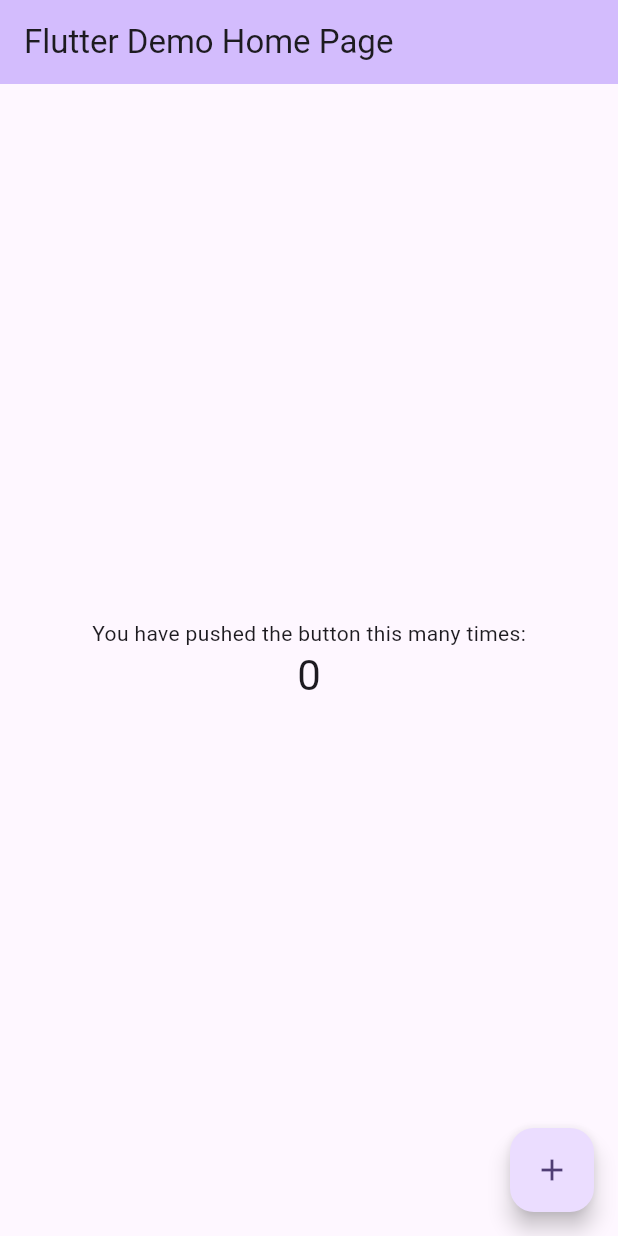
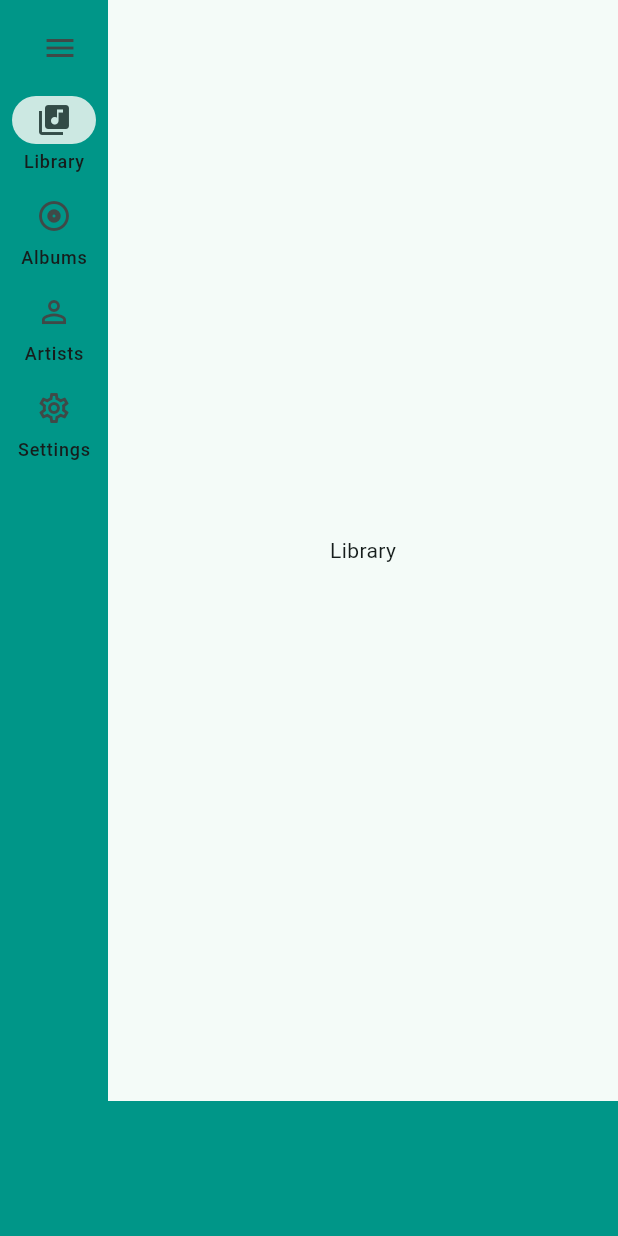
Before and after one commit to jpangestu/nordplayer, a Flutter app: the screen it shows after launch, on a phone screen of 412 x 824 dp. Run offline on Flutter 3.47's test engine with Material 3 defaults, Android fonts, the phone set to English and light mode, and no system bars.

Commit message:
Add app base layout

```diff
--- a/lib/main.dart
+++ b/lib/main.dart
@@ -1,4 +1,5 @@
 import 'package:flutter/material.dart';
+import 'package:nordplayer/pages/main_page.dart';
 
 void main() {
   runApp(const NordplayerApp());
@@ -7,116 +8,12 @@ void main() {
 class NordplayerApp extends StatelessWidget {
   const NordplayerApp({super.key});
 
-  // This widget is the root of your application.
   @override
   Widget build(BuildContext context) {
     return MaterialApp(
-      title: 'Flutter Demo',
-      theme: ThemeData(
-        // This is the theme of your application.
-        //
-        // TRY THIS: Try running your application with "flutter run". You'll see
-        // the application has a purple toolbar. Then, without quitting the app,
-        // try changing the seedColor in the colorScheme below to Colors.green
-        // and then invoke "hot reload" (save your changes or press the "hot
-        // reload" button in a Flutter-supported IDE, or press "r" if you used
-        // the command line to start the app).
-        //
-        // Notice that the counter didn't reset back to zero; the application
-        // state is not lost during the reload. To reset the state, use hot
-        // restart instead.
-        //
-        // This works for code too, not just values: Most code changes can be
-        // tested with just a hot reload.
-        colorScheme: .fromSeed(seedColor: Colors.deepPurple),
-      ),
-      home: const MyHomePage(title: 'Flutter Demo Home Page'),
+      title: 'Nordplayer',
+      theme: ThemeData(colorScheme: .fromSeed(seedColor: Colors.teal)),
+      home: const MainPage(),
     );
   }
 }
-
-class MyHomePage extends StatefulWidget {
-  const MyHomePage({super.key, required this.title});
-
-  // This widget is the home page of your application. It is stateful, meaning
-  // that it has a State object (defined below) that contains fields that affect
-  // how it looks.
-
-  // This class is the configuration for the state. It holds the values (in this
-  // case the title) provided by the parent (in this case the App widget) and
-  // used by the build method of the State. Fields in a Widget subclass are
-  // always marked "final".
-
-  final String title;
-
-  @override
-  State<MyHomePage> createState() => _MyHomePageState();
-}
-
-class _MyHomePageState extends State<MyHomePage> {
-  int _counter = 0;
-
-  void _incrementCounter() {
-    setState(() {
-      // This call to setState tells the Flutter framework that something has
-      // changed in this State, which causes it to rerun the build method below
-      // so that the display can reflect the updated values. If we changed
-      // _counter without calling setState(), then the build method would not be
-      // called again, and so nothing would appear to happen.
-      _counter++;
-    });
-  }
-
-  @override
-  Widget build(BuildContext context) {
-    // This method is rerun every time setState is called, for instance as done
-    // by the _incrementCounter method above.
-    //
-    // The Flutter framework has been optimized to make rerunning build methods
-    // fast, so that you can just rebuild anything that needs updating rather
-    // than having to individually change instances of widgets.
-    return Scaffold(
-      appBar: AppBar(
-        // TRY THIS: Try changing the color here to a specific color (to
-        // Colors.amber, perhaps?) and trigger a hot reload to see the AppBar
-        // change color while the other colors stay the same.
-        backgroundColor: Theme.of(context).colorScheme.inversePrimary,
-        // Here we take the value from the MyHomePage object that was created by
-        // the App.build method, and use it to set our appbar title.
-        title: Text(widget.title),
-      ),
-      body: Center(
-        // Center is a layout widget. It takes a single child and positions it
-        // in the middle of the parent.
-        child: Column(
-          // Column is also a layout widget. It takes a list of children and
-          // arranges them vertically. By default, it sizes itself to fit its
-          // children horizontally, and tries to be as tall as its parent.
-          //
-          // Column has various properties to control how it sizes itself and
-          // how it positions its children. Here we use mainAxisAlignment to
-          // center the children vertically; the main axis here is the vertical
-          // axis because Columns are vertical (the cross axis would be
-          // horizontal).
-          //
-          // TRY THIS: Invoke "debug painting" (choose the "Toggle Debug Paint"
-          // action in the IDE, or press "p" in the console), to see the
-          // wireframe for each widget.
-          mainAxisAlignment: .center,
-          children: [
-            const Text('You have pushed the button this many times:'),
-            Text(
-              '$_counter',
-              style: Theme.of(context).textTheme.headlineMedium,
-            ),
-          ],
-        ),
-      ),
-      floatingActionButton: FloatingActionButton(
-        onPressed: _incrementCounter,
-        tooltip: 'Increment',
-        child: const Icon(Icons.add),
-      ),
-    );
-  }
-}
--- /dev/null
+++ b/lib/pages/albums_page.dart
@@ -0,0 +1,10 @@
+import 'package:flutter/material.dart';
+
+class AlbumsPage extends StatelessWidget {
+  const AlbumsPage({super.key});
+
+  @override
+  Widget build(BuildContext context) {
+    return Center(child: Text('Albums'));
+  }
+}
--- /dev/null
+++ b/lib/pages/artists_page.dart
@@ -0,0 +1,10 @@
+import 'package:flutter/material.dart';
+
+class ArtistsPage extends StatelessWidget {
+  const ArtistsPage({super.key});
+
+  @override
+  Widget build(BuildContext context) {
+    return Center(child: Text('Artists'));
+  }
+}
--- /dev/null
+++ b/lib/pages/library_page.dart
@@ -0,0 +1,10 @@
+import 'package:flutter/material.dart';
+
+class LibraryPage extends StatelessWidget {
+  const LibraryPage({super.key});
+
+  @override
+  Widget build(BuildContext context) {
+    return Center(child: Text('Library'));
+  }
+}
--- /dev/null
+++ b/lib/pages/main_page.dart
@@ -0,0 +1,93 @@
+import 'package:flutter/material.dart';
+import 'package:nordplayer/pages/albums_page.dart';
+import 'package:nordplayer/pages/artists_page.dart';
+import 'package:nordplayer/pages/library_page.dart';
+import 'package:nordplayer/pages/settings/settings_page.dart';
+import 'package:nordplayer/widgets/player_bar.dart';
+import 'package:nordplayer/widgets/sidebar.dart';
+
+class MainPage extends StatefulWidget {
+  const MainPage({super.key});
+
+  @override
+  State<MainPage> createState() => _MainPageState();
+}
+
+class _MainPageState extends State<MainPage> {
+  final GlobalKey<NavigatorState> _navigatorKey = GlobalKey<NavigatorState>();
+  int _selectedIndex = 0;
+  bool isExpanded = false;
+
+  void _onDestinationSelected(int index) {
+    setState(() {
+      _selectedIndex = index;
+    });
+
+    switch (index) {
+      case 0:
+        _navigatorKey.currentState!.pushReplacementNamed('/library');
+        break;
+      case 1:
+        _navigatorKey.currentState!.pushReplacementNamed('/albums');
+        break;
+      case 2:
+        _navigatorKey.currentState!.pushReplacementNamed('/artists');
+        break;
+      case 3:
+        _navigatorKey.currentState!.pushReplacementNamed('/settings');
+        break;
+    }
+  }
+
+  @override
+  Widget build(BuildContext context) {
+    return Scaffold(
+      body: Column(
+        children: [
+          Expanded(
+            child: Row(
+              children: [
+                Sidebar(
+                  selectedIndex: _selectedIndex,
+                  onDestinationSelected: _onDestinationSelected,
+                ),
+                Expanded(
+                  child: Navigator(
+                    key: _navigatorKey,
+                    initialRoute: '/library',
+                    onGenerateRoute: (RouteSettings settings) {
+                      Widget page;
+                      switch (settings.name) {
+                        case '/library':
+                          page = const LibraryPage();
+                          break;
+                        case '/albums':
+                          page = const AlbumsPage();
+                          break;
+                        case '/artists':
+                          page = const ArtistsPage();
+                          break;
+                        case '/settings':
+                          page = const SettingsPage();
+                          break;
+                        default:
+                          page = const LibraryPage();
+                      }
+                      return PageRouteBuilder(
+                        pageBuilder: (context, animation, secondaryAnimation) =>
+                            page,
+                        transitionDuration: Duration.zero,
+                        reverseTransitionDuration: Duration.zero,
+                      );
+                    },
+                  ),
+                ),
+              ],
+            ),
+          ),
+          PlayerBar(),
+        ],
+      ),
+    );
+  }
+}
--- /dev/null
+++ b/lib/pages/settings/settings_page.dart
@@ -0,0 +1,10 @@
+import 'package:flutter/material.dart';
+
+class SettingsPage extends StatelessWidget {
+  const SettingsPage({super.key});
+
+  @override
+  Widget build(BuildContext context) {
+    return Center(child: Text('Settings'));
+  }
+}
--- /dev/null
+++ b/lib/widgets/player_bar.dart
@@ -0,0 +1,10 @@
+import 'package:flutter/material.dart';
+
+class PlayerBar extends StatelessWidget {
+  const PlayerBar({super.key});
+
+  @override
+  Widget build(BuildContext context) {
+    return Container(height: 90, color: Colors.teal,);
+  }
+}
--- /dev/null
+++ b/lib/widgets/sidebar.dart
@@ -0,0 +1,71 @@
+import 'package:flutter/material.dart';
+
+class Sidebar extends StatefulWidget {
+  final int selectedIndex;
+  final ValueChanged<int> onDestinationSelected;
+
+  const Sidebar({
+    super.key,
+    required this.selectedIndex,
+    required this.onDestinationSelected,
+  });
+
+  @override
+  State<Sidebar> createState() => _SidebarState();
+}
+
+class _SidebarState extends State<Sidebar> {
+  bool extended = false;
+
+  @override
+  Widget build(BuildContext context) {
+    return NavigationRail(
+      labelType: extended ? .none : .all,
+      extended: extended,
+      minWidth: 72,
+      backgroundColor: Colors.teal,
+      leading: SizedBox(
+        width: extended ? 256 : 72,
+        child: Align(
+          alignment: Alignment.centerLeft,
+          child: Padding(
+            padding: EdgeInsets.only(left: 16.0),
+            child: IconButton(
+              constraints: const BoxConstraints(),
+              icon: const Icon(Icons.menu_outlined),
+              onPressed: () {
+                setState(() {
+                  extended = !extended;
+                });
+              },
+            ),
+          ),
+        ),
+      ),
+      destinations: const <NavigationRailDestination>[
+        NavigationRailDestination(
+          icon: Icon(Icons.library_music_outlined),
+          selectedIcon: Icon(Icons.library_music),
+          label: Text('Library'),
+        ),
+        NavigationRailDestination(
+          icon: Icon(Icons.album_outlined),
+          selectedIcon: Icon(Icons.album),
+          label: Text('Albums'),
+        ),
+        NavigationRailDestination(
+          icon: Icon(Icons.person_outline),
+          selectedIcon: Icon(Icons.person),
+          label: Text('Artists'),
+        ),
+        NavigationRailDestination(
+          icon: Icon(Icons.settings_outlined),
+          selectedIcon: Icon(Icons.settings),
+          label: Text('Settings'),
+        ),
+      ],
+      selectedIndex: widget.selectedIndex,
+      onDestinationSelected: widget.onDestinationSelected,
+    );
+  }
+}
```
